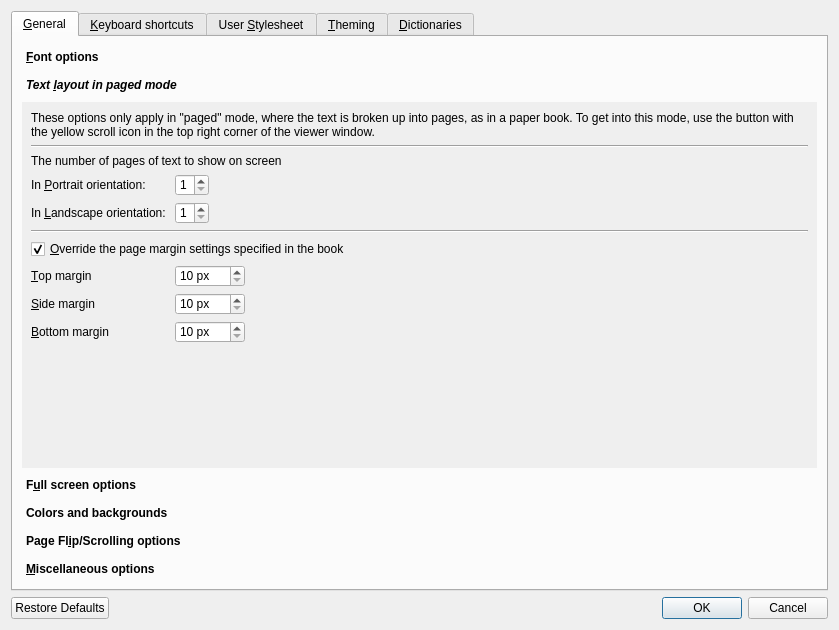
Old version of the form src/calibre/gui2/viewer/config.ui in the repository debian-calibre/calibre.
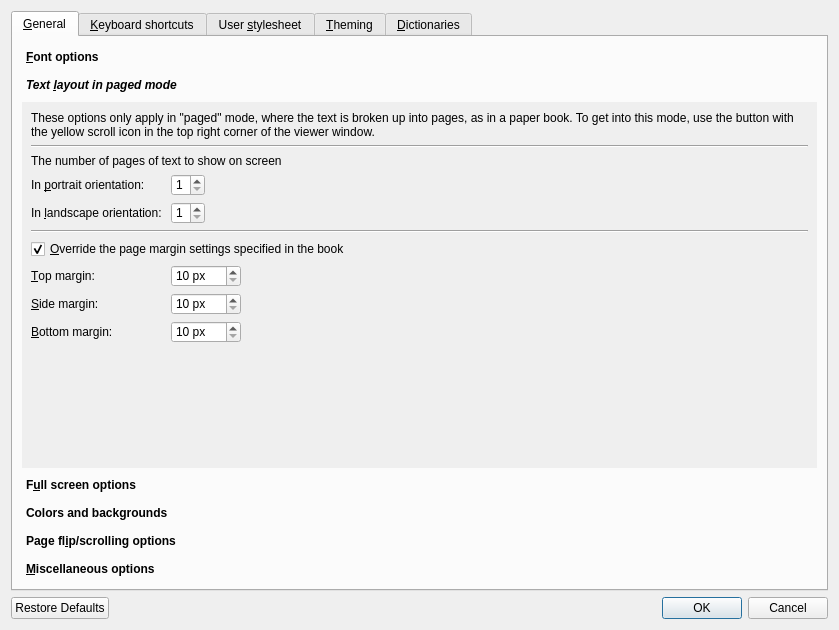
New version of the form. The open tabs and pages were chosen to show the change. Icons and pictures are not drawn.

Diff of the .ui file:
```diff
--- a/src/calibre/gui2/viewer/config.ui
+++ b/src/calibre/gui2/viewer/config.ui
@@ -271,7 +271,7 @@
            <item row="5" column="0">
             <widget class="QLabel" name="label_27">
              <property name="text">
-              <string>In &amp;Portrait orientation:</string>
+              <string>In &amp;portrait orientation:</string>
              </property>
              <property name="buddy">
               <cstring>opt_cols_per_screen_portrait</cstring>
@@ -304,7 +304,7 @@
            <item row="9" column="0">
             <widget class="QLabel" name="label_18">
              <property name="text">
-              <string>&amp;Top margin</string>
+              <string>&amp;Top margin:</string>
              </property>
              <property name="buddy">
               <cstring>opt_top_margin</cstring>
@@ -327,7 +327,7 @@
            <item row="10" column="0">
             <widget class="QLabel" name="label_19">
              <property name="text">
-              <string>&amp;Side margin</string>
+              <string>&amp;Side margin:</string>
              </property>
              <property name="buddy">
               <cstring>opt_side_margin</cstring>
@@ -350,7 +350,7 @@
            <item row="11" column="0">
             <widget class="QLabel" name="label_17">
              <property name="text">
-              <string>&amp;Bottom margin</string>
+              <string>&amp;Bottom margin:</string>
              </property>
              <property name="buddy">
               <cstring>opt_bottom_margin</cstring>
@@ -387,7 +387,7 @@
            <item row="6" column="0">
             <widget class="QLabel" name="label_28">
              <property name="text">
-              <string>In &amp;Landscape orientation: </string>
+              <string>In &amp;landscape orientation: </string>
              </property>
              <property name="buddy">
               <cstring>opt_cols_per_screen_landscape</cstring>
@@ -600,7 +600,7 @@
            </rect>
           </property>
           <attribute name="label">
-           <string>Page Fl&amp;ip/Scrolling options</string>
+           <string>Page fl&amp;ip/scrolling options</string>
           </attribute>
           <widget class="QLabel" name="label_11">
            <property name="geometry">
@@ -911,7 +911,7 @@
      </widget>
      <widget class="QWidget" name="tab_3">
       <attribute name="title">
-       <string>User &amp;Stylesheet</string>
+       <string>User &amp;stylesheet</string>
       </attribute>
       <layout class="QVBoxLayout" name="verticalLayout_3">
        <item>
```
Left out of the diff: 6 changed lines with no effect on the pictures.
